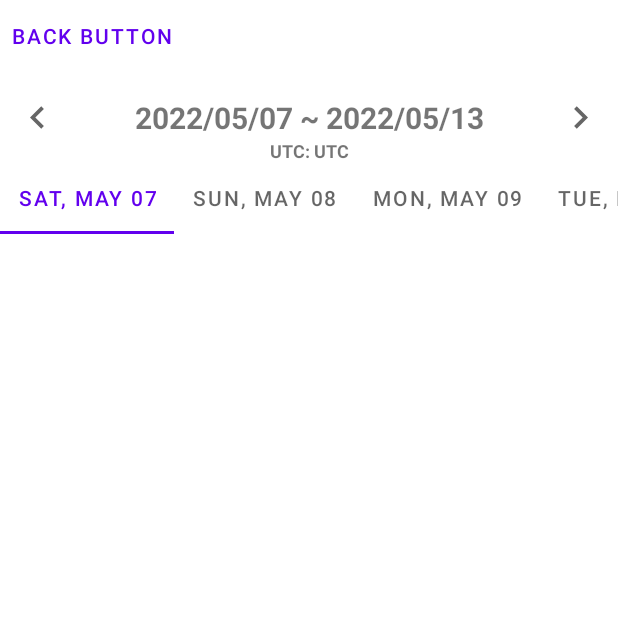
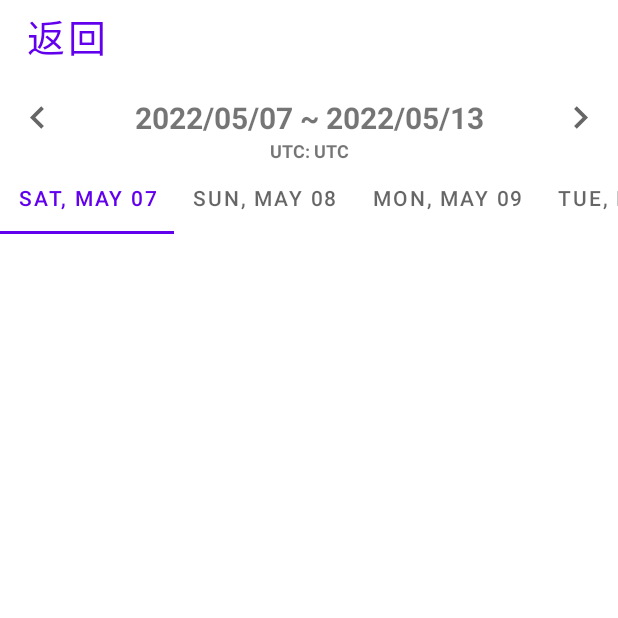
Before and after one commit to dogtim/AmazingTalkerAssessment, an Android app: the screen it shows after launch (CardViewTabLayoutActivity), after a tap on "julia-shin", on a phone screen of 412 x 824 dp, the top half of it. Run offline under Robolectric (Android 15) with nearby library versions, the phone set to English and light mode, and no system bars; our stand-ins replace Volley; network calls fail.

```diff
--- a/app/src/main/java/com/amazingtalker/assessment/DateUtility.kt
+++ b/app/src/main/java/com/amazingtalker/assessment/DateUtility.kt
@@ -16,9 +16,9 @@ import java.util.*
  */
 object DateUtility {
     const val DATE_PATTERN_1 = "yyyy-MM-dd"
-    const val DATE_PATTERN_2 = "HH:mm"
+    private const val DATE_PATTERN_2 = "HH:mm"
 
-    val STANDARD_FORMAT = SimpleDateFormat("$DATE_PATTERN_1'T'HH:mm:ss'Z'", Locale.getDefault())
+    private val STANDARD_FORMAT = SimpleDateFormat("$DATE_PATTERN_1'T'HH:mm:ss'Z'", Locale.getDefault())
 
     fun transformToLocalTime(dateStr: String, zone: TimeZone = TimeZone.getDefault()): String {
         val df = STANDARD_FORMAT
--- a/app/src/main/res/layout/activity_tablayout.xml
+++ b/app/src/main/res/layout/activity_tablayout.xml
@@ -25,7 +25,8 @@
         android:id="@+id/textButton"
         android:layout_width="wrap_content"
         android:layout_height="wrap_content"
-        android:text="Back button"
+        android:text="@string/back"
+        android:textSize="25sp"
         app:icon="@drawable/ic_baseline_keyboard_arrow_left_24"
         style="@style/Widget.MaterialComponents.Button.TextButton.Icon" />
     <androidx.constraintlayout.widget.ConstraintLayout
--- a/app/src/main/res/layout/activity_tutors.xml
+++ b/app/src/main/res/layout/activity_tutors.xml
@@ -24,7 +24,7 @@
     <TextView
         android:layout_width="match_parent"
         android:layout_height="wrap_content"
-        android:text="The list of Tutors"
+        android:text="@string/list_of_tutors"
         android:gravity="center"
         android:textSize="40sp" />
 
```
Also changed, not shown: app/src/main/res/values/strings.xml (+4 -25 lines), 2 other files.
